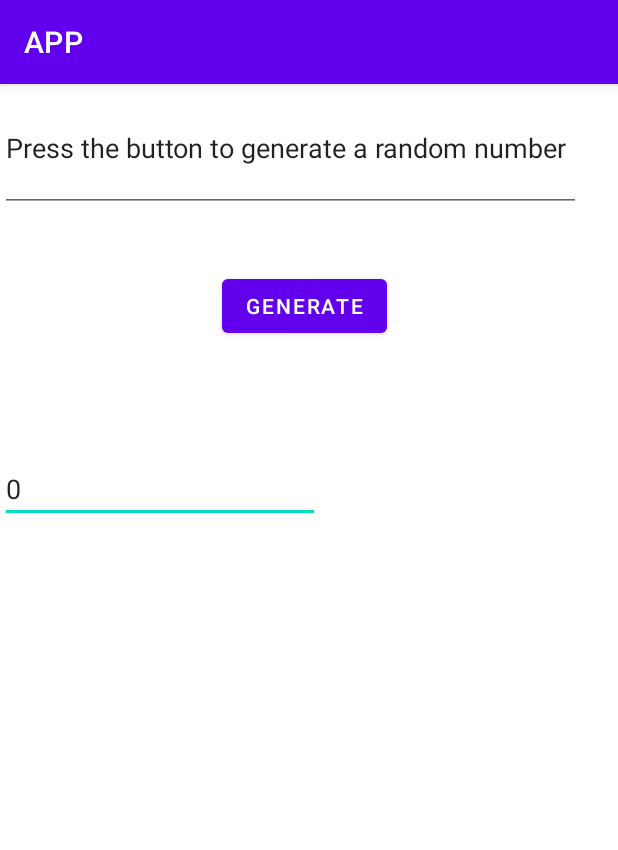
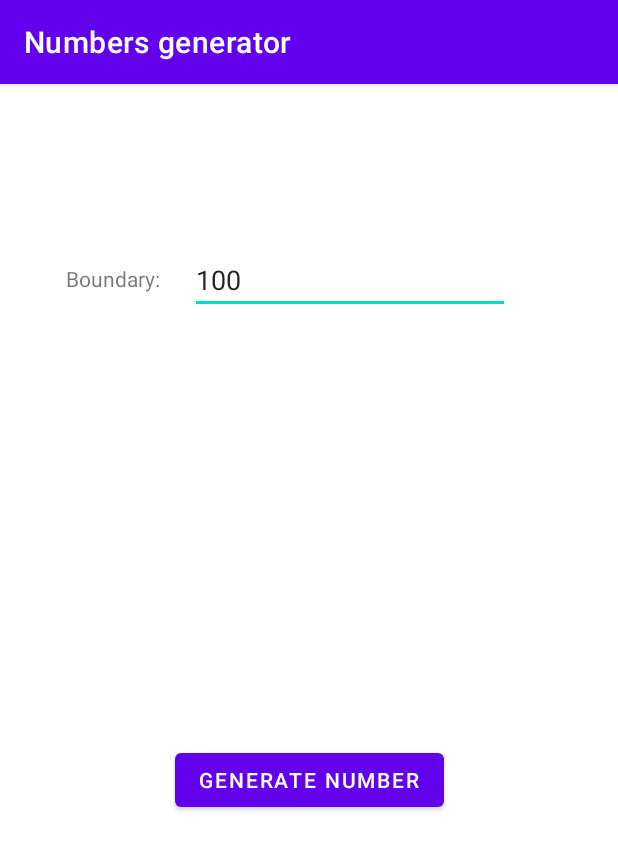
Before and after one commit to frr0/Number-generator-app, an Android app: the screen it shows after launch (MainActivity), on a phone screen of 412 x 824 dp. Shown: the top 850 px of the screen. Run offline under Robolectric (Android 15) with nearby library versions, the phone set to English and light mode, and no system bars.

Commit message:
generates numbers

```diff
--- a/APP/app/src/main/AndroidManifest.xml
+++ b/APP/app/src/main/AndroidManifest.xml
@@ -5,7 +5,7 @@
     <application
         android:allowBackup="true"
         android:icon="@mipmap/ic_launcher"
-        android:label="@string/app_name"
+        android:label="Numbers generator"
         android:roundIcon="@mipmap/ic_launcher_round"
         android:supportsRtl="true"
         android:theme="@style/Theme.APP">
--- a/APP/app/src/main/java/com/example/app/MainActivity.java
+++ b/APP/app/src/main/java/com/example/app/MainActivity.java
@@ -5,26 +5,38 @@ import androidx.appcompat.app.AppCompatActivity;
 import android.content.Intent;
 import android.os.Bundle;
 import android.view.View;
+//import android.widget.Button;
 import android.widget.Button;
 import android.widget.EditText;
+import android.widget.TextView;
+import java.util.Random;
 
 public class MainActivity extends AppCompatActivity {
 
-    public static final String EXTRA_MESSAGE = "com.example.myfirstapp.MESSAGE";
+    int max = 100;
+
+    public static final String EXTRA_MESSAGE = "com.example.Number-generator-app.MESSAGE";
     @Override
     protected void onCreate(Bundle savedInstanceState) {
         super.onCreate(savedInstanceState);
         setContentView(R.layout.activity_main);
     }
 
-    Button b1 = findViewById(R.id.button1);
-
     public void sendMessage(View view) {
-        // Do something in response to button
-        Intent intent = new Intent(this, DisplayMessageActivity.class);
-        EditText editText = (EditText) findViewById(R.id.label1);
-        String message = editText.getText().toString();
-        intent.putExtra(EXTRA_MESSAGE, message);
-        startActivity(intent);
+//        Do something in response to button
+//        Intent intent = new Intent(this, DisplayMessageActivity.class);
+//        intent.putExtra(EXTRA_MESSAGE, message);
+//        startActivity(intent);
+//        TextView editText = (TextView) findViewById(R.id.textView4);
+//        String message = editText.getText().toString();
+        TextView txt = (TextView) findViewById(R.id.t1);
+        String text = txt.getText().toString();
+        max = Integer.parseInt(text);
+        Random rand = new Random();
+        int num = rand.nextInt(max);
+        String n = Integer.toString(num);
+        TextView textView = (TextView)findViewById(R.id.textView4);
+        textView.setText(n);
+        view.invalidate();  // for refreshment
     }
 }
--- a/APP/app/src/main/res/layout/activity_main.xml
+++ b/APP/app/src/main/res/layout/activity_main.xml
@@ -6,35 +6,86 @@
     android:layout_height="match_parent"
     tools:context=".MainActivity">
 
+    <!--    <Button-->
+    <!--        android:id="@+id/button1"-->
+    <!--        android:layout_width="wrap_content"-->
+    <!--        android:layout_height="wrap_content"-->
+    <!--        android:layout_marginStart="148dp"-->
+    <!--        android:layout_marginTop="124dp"-->
+    <!--        android:onClick="sendMessage"-->
+    <!--        android:text="Generate" -->
+    <!--        app:layout_constraintTop_toTopOf="parent" />-->
+
+    <!--    <TextView-->
+    <!--        android:id="@+id/textView2"-->
+    <!--        android:layout_width="wrap_content"-->
+    <!--        android:layout_height="wrap_content"-->
+    <!--        android:layout_marginTop="51dp"-->
+    <!--        android:text="Press Generate!"-->
+    <!--        app:layout_constraintEnd_toEndOf="parent"-->
+    <!--        app:layout_constraintStart_toStartOf="parent"-->
+    <!--        app:layout_constraintTop_toTopOf="parent" />-->
+
+    <!--    <TextView-->
+    <!--        android:id="@+id/textView3"-->
+    <!--        android:layout_width="wrap_content"-->
+    <!--        android:layout_height="wrap_content"-->
+    <!--        android:layout_marginTop="282dp"-->
+    <!--        android:layout_marginBottom="430dp"-->
+    <!--        android:text="0"-->
+    <!--        app:layout_constraintBottom_toBottomOf="parent"-->
+    <!--        app:layout_constraintEnd_toEndOf="parent"-->
+    <!--        app:layout_constraintStart_toStartOf="parent"-->
+    <!--        app:layout_constraintTop_toTopOf="parent" />-->
+
+
     <Button
-        android:id="@+id/button1"
+        android:id="@+id/button"
         android:layout_width="wrap_content"
         android:layout_height="wrap_content"
-        android:layout_marginStart="148dp"
-        android:layout_marginTop="124dp"
+        android:layout_marginStart="115dp"
+        android:layout_marginTop="440dp"
+        android:layout_marginEnd="115dp"
         android:onClick="sendMessage"
-        android:text="Generate"
+        android:text="Generate Number"
+        app:layout_constraintEnd_toEndOf="parent"
+        app:layout_constraintStart_toStartOf="parent"
+        app:layout_constraintTop_toTopOf="parent" />
+
+    <TextView
+        android:id="@+id/textView4"
+        android:layout_width="wrap_content"
+        android:layout_height="wrap_content"
+        android:layout_marginTop="284dp"
+        app:layout_constraintEnd_toEndOf="parent"
+        app:layout_constraintHorizontal_bias="0.498"
+        app:layout_constraintStart_toStartOf="parent"
+        app:layout_constraintTop_toTopOf="parent" />
+
+    <TextView
+        android:id="@+id/textView5"
+        android:layout_width="wrap_content"
+        android:layout_height="wrap_content"
+        android:layout_marginStart="43dp"
+        android:layout_marginTop="120dp"
+        android:layout_marginEnd="301dp"
+        android:text="Boundary: "
+        app:layout_constraintEnd_toEndOf="parent"
         app:layout_constraintStart_toStartOf="parent"
         app:layout_constraintTop_toTopOf="parent" />
 
     <EditText
-        android:id="@+id/label1"
+        android:id="@+id/t1"
         android:layout_width="wrap_content"
         android:layout_height="wrap_content"
-        android:layout_marginTop="247dp"
+        android:layout_marginStart="128dp"
+        android:layout_marginTop="108dp"
+        android:layout_marginEnd="73dp"
         android:ems="10"
         android:inputType="textPersonName"
-        android:text="0"
-        app:layout_constraintTop_toTopOf="parent"
-        tools:layout_editor_absoluteX="100dp" />
+        android:text="100"
+        app:layout_constraintEnd_toEndOf="parent"
+        app:layout_constraintStart_toStartOf="parent"
+        app:layout_constraintTop_toTopOf="parent" />
 
-    <EditText
-        android:id="@+id/label2"
-        android:layout_width="387dp"
-        android:layout_height="85dp"
-        android:ems="10"
-        android:inputType="textPersonName"
-        android:text="Press the button to generate a random number"
-        tools:layout_editor_absoluteX="13dp"
-        tools:layout_editor_absoluteY="172dp" />
 </androidx.constraintlayout.widget.ConstraintLayout>
```
